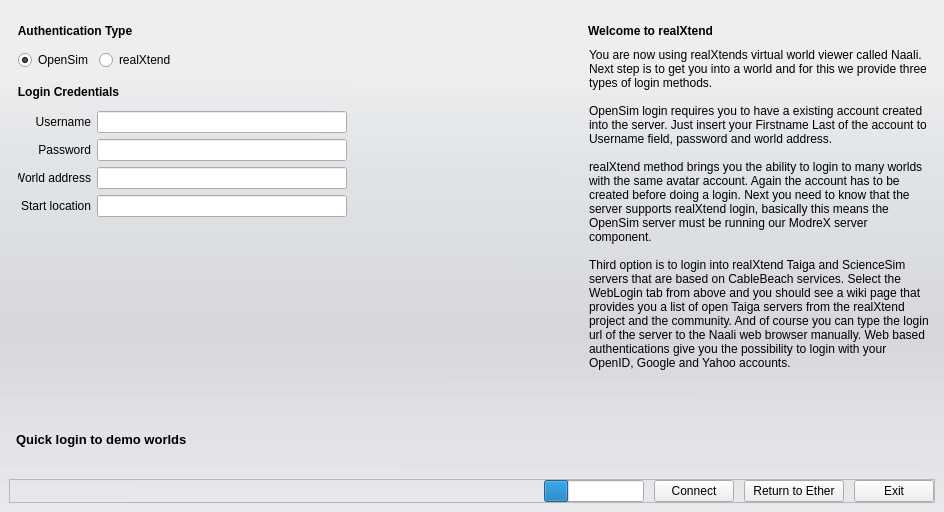
Qt form UiModule/ui/TraditionalLoginWidget.ui (realXtend/tundra) before a commit.
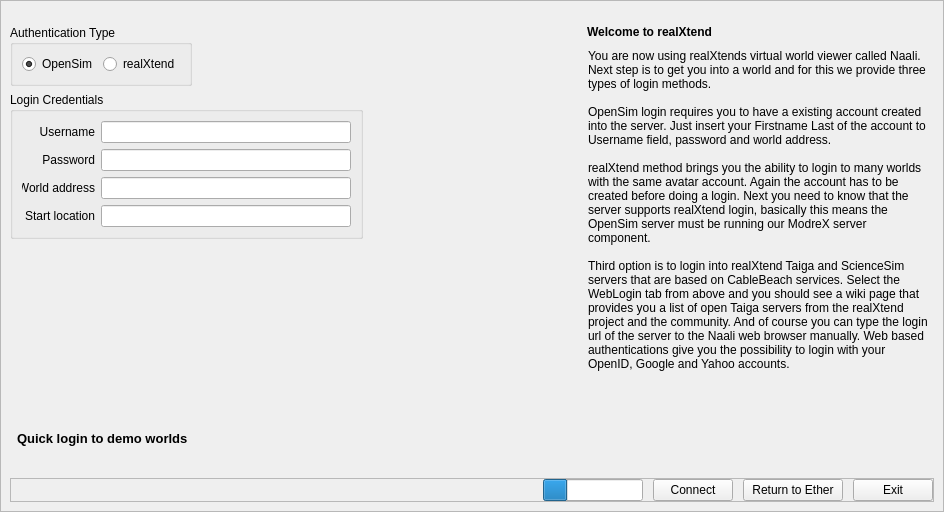
The same form after that commit.

```diff
--- a/UiModule/ui/TraditionalLoginWidget.ui
+++ b/UiModule/ui/TraditionalLoginWidget.ui
@@ -13,83 +13,6 @@
   <property name="windowTitle">
    <string>realXtend Naali Login</string>
   </property>
-  <property name="styleSheet">
-   <string notr="true">QWidget#TraditionalLoginWidget {
-	background-color: none;
-	/*background-color: qconicalgradient(cx:0, cy:1, angle:277.2, stop:0.267045 rgba(0, 169, 255, 255), stop:0.465909 rgba(0, 0, 0, 255));*/
-}
-
-QFrame#MainFrame {
-	border: 0px;
-	background-color: qlineargradient(spread:pad, x1:0.006, y1:0, x2:0, y2:1, stop:0.142045 rgba(229, 234, 243, 50), stop:0.295455 rgba(209, 215, 221, 110), stop:0.65 rgba(179, 183, 196, 110), stop:1 rgba(222, 227, 236, 100));
-/* rgba(179, 183, 196, 100)*/
-}
-
-QGroupBox {
-/*
-	border: 2px solid;
-	border-color: qlineargradient(spread:pad, x1:0, y1:0, x2:1, y2:1, stop:0 rgba(0, 169, 255, 118), stop:1 rgba(0, 0, 0, 0));
-	border-radius: 0px;
-	border-top-right-radius: 0px;
-	border-bottom-left-radius: 0px;
-	border-right: 0px;
-	border-bottom: 0px;
-*/
-	border: 0px;
-	margin-top:17px;
-	margin-left: 0px;
-	margin-right: 0px;
-	font-size: 12px;
-	font: bold;
-	color: rgb(0, 0, 0);
- }
-
- QGroupBox::title {
-	subcontrol-origin: margin;
-	subcontrol-position: top left;
-	padding: 0px 7px;
-	background-color: rgba(0,0,0,0);
- }
-/*
-QLineEdit {
-	border: 1px solid grey;
-	border-radius: 0px;
-	border-bottom-right-radius: 8px;
-}
-
-QLabel {
-	color: rgb(229, 229, 229);
-}
-
-QLabel#label_OpenSim, QRadioButton#radioButton_realXtend {
-	font-size: 12px;
-}
-
-QPushButton {
-	color: rgb(0, 0, 0);
-	min-width: 60px;
-	font-size: 12px;
-	border: 1px solid;
-	border-color: rgb(48, 48, 48);
-	border-radius: 8px;
-	border-top-left-radius: 0px;
-	border-bottom-right-radius: 0px;
-	padding: 2px 5px;
-	background-color: qlineargradient(spread:pad, x1:0.488636, y1:0.273, x2:0.511, y2:1, stop:0 rgba(0, 0, 0, 50), stop:1 rgba(207, 207, 207, 100));
-}
-
-QPushButton:hover {
-	border-color: rgba(0, 0, 0, 255);
-	color: rgb(0,0,0);
-	background-color: qlineargradient(spread:pad, x1:0.488636, y1:0.273, x2:0.511, y2:1, stop:0 rgba(0, 169, 255, 255), stop:1 rgba(0, 0, 0, 50));
-}
-
-QPushButton#pushButton_Connect, QPushButton#pushButton_Close {
-	margin-right:15px;
-}
-
-*/</string>
-  </property>
   <layout class="QVBoxLayout" name="verticalLayout_2">
    <property name="spacing">
     <number>0</number>
```
